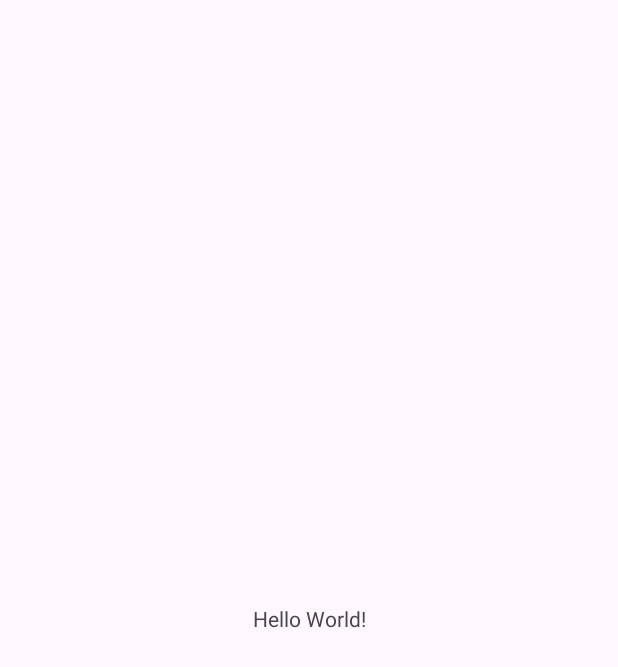
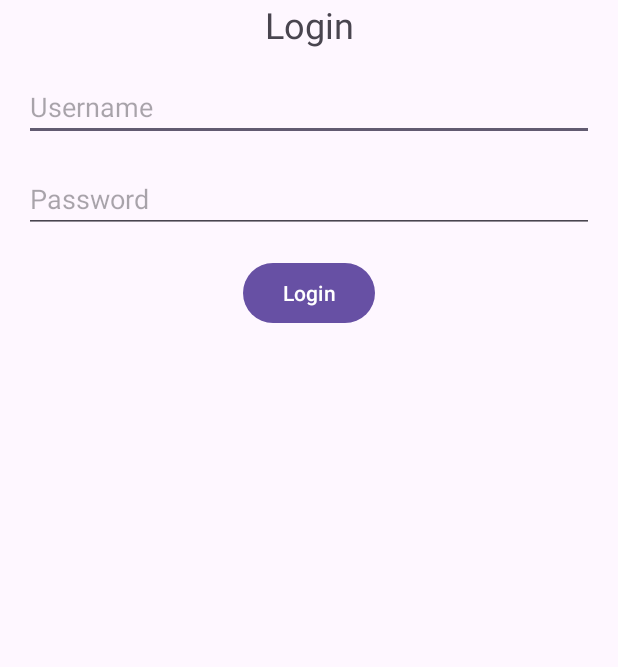
Before and after one commit to rlaDonghwan/inhatcHackathon, an Android app: the screen it shows after launch (MainActivity), on a phone screen of 412 x 824 dp. Before the commit the part shown is almost empty. Shown: the top 667 px of the screen. Run offline under Robolectric (Android 15) with nearby library versions, the phone set to English and light mode, and no system bars.

Commit message:
디비연동

```diff
--- a/app/build.gradle.kts
+++ b/app/build.gradle.kts
@@ -37,7 +37,9 @@ dependencies {
     implementation(libs.material)
     implementation(libs.activity)
     implementation(libs.constraintlayout)
+    implementation(libs.mysql.connector.java)
     testImplementation(libs.junit)
     androidTestImplementation(libs.ext.junit)
     androidTestImplementation(libs.espresso.core)
+
 }
--- a/app/src/main/java/com/example/hackathonproject/MainActivity.java
+++ b/app/src/main/java/com/example/hackathonproject/MainActivity.java
@@ -1,24 +1,68 @@
 package com.example.hackathonproject;
 
+import android.os.AsyncTask;
 import android.os.Bundle;
+import android.util.Log;
+import android.widget.Button;
+import android.widget.EditText;
+import android.widget.Toast;
 
-import androidx.activity.EdgeToEdge;
 import androidx.appcompat.app.AppCompatActivity;
 import androidx.core.graphics.Insets;
 import androidx.core.view.ViewCompat;
 import androidx.core.view.WindowInsetsCompat;
 
 public class MainActivity extends AppCompatActivity {
+    private static final String TAG = "MainActivity";
+    private EditText etUsername;
+    private EditText etPassword;
+    private Button btnLogin;
 
     @Override
     protected void onCreate(Bundle savedInstanceState) {
         super.onCreate(savedInstanceState);
-        EdgeToEdge.enable(this);
         setContentView(R.layout.activity_main);
+
+        etUsername = findViewById(R.id.etUsername);
+        etPassword = findViewById(R.id.etPassword);
+        btnLogin = findViewById(R.id.btnLogin);
+
+        // 시스템 바 여백 설정
         ViewCompat.setOnApplyWindowInsetsListener(findViewById(R.id.main), (v, insets) -> {
             Insets systemBars = insets.getInsets(WindowInsetsCompat.Type.systemBars());
             v.setPadding(systemBars.left, systemBars.top, systemBars.right, systemBars.bottom);
             return insets;
         });
+
+        btnLogin.setOnClickListener(v -> {
+            String username = etUsername.getText().toString();
+            String password = etPassword.getText().toString();
+
+            new RegisterUserTask().execute(username, password);
+        });
+    }
+
+    private class RegisterUserTask extends AsyncTask<String, Void, Boolean> {
+        @Override
+        protected Boolean doInBackground(String... params) {
+            String username = params[0];
+            String password = params[1];
+
+            DatabaseHelper dbHelper = new DatabaseHelper();
+            dbHelper.registerUser(username, password);
+
+            return true;
+        }
+
+        @Override
+        protected void onPostExecute(Boolean result) {
+            if (result) {
+                Log.d(TAG, "User registration task completed successfully");
+                Toast.makeText(MainActivity.this, "User registered successfully", Toast.LENGTH_SHORT).show();
+            } else {
+                Log.e(TAG, "User registration task failed");
+                Toast.makeText(MainActivity.this, "Registration failed", Toast.LENGTH_SHORT).show();
+            }
+        }
     }
 }
--- a/app/src/main/res/layout/activity_main.xml
+++ b/app/src/main/res/layout/activity_main.xml
@@ -8,12 +8,53 @@
     tools:context=".MainActivity">
 
     <TextView
+        android:id="@+id/tvTitle"
         android:layout_width="wrap_content"
         android:layout_height="wrap_content"
-        android:text="Hello World!"
-        app:layout_constraintBottom_toBottomOf="parent"
+        android:text="Login"
+        android:textSize="24sp"
+        app:layout_constraintBottom_toTopOf="@+id/etUsername"
         app:layout_constraintEnd_toEndOf="parent"
         app:layout_constraintStart_toStartOf="parent"
-        app:layout_constraintTop_toTopOf="parent" />
+        app:layout_constraintTop_toTopOf="parent"
+        app:layout_constraintVertical_chainStyle="packed"
+        android:layout_marginBottom="16dp"/>
+
+    <EditText
+        android:id="@+id/etUsername"
+        android:layout_width="0dp"
+        android:layout_height="wrap_content"
+        android:hint="Username"
+        android:inputType="text"
+        app:layout_constraintTop_toBottomOf="@+id/tvTitle"
+        app:layout_constraintStart_toStartOf="parent"
+        app:layout_constraintEnd_toEndOf="parent"
+        android:layout_marginStart="16dp"
+        android:layout_marginEnd="16dp"
+        android:layout_marginTop="16dp"/>
+
+    <EditText
+        android:id="@+id/etPassword"
+        android:layout_width="0dp"
+        android:layout_height="wrap_content"
+        android:hint="Password"
+        android:inputType="textPassword"
+        app:layout_constraintTop_toBottomOf="@+id/etUsername"
+        app:layout_constraintStart_toStartOf="parent"
+        app:layout_constraintEnd_toEndOf="parent"
+        android:layout_marginStart="16dp"
+        android:layout_marginEnd="16dp"
+        android:layout_marginTop="16dp"/>
+
+    <Button
+        android:id="@+id/btnLogin"
+        android:layout_width="wrap_content"
+        android:layout_height="wrap_content"
+        android:text="Login"
+        app:layout_constraintTop_toBottomOf="@+id/etPassword"
+        app:layout_constraintStart_toStartOf="parent"
+        app:layout_constraintEnd_toEndOf="parent"
+        android:layout_marginTop="16dp"/>
+
 
 </androidx.constraintlayout.widget.ConstraintLayout>
--- a/gradle/libs.versions.toml
+++ b/gradle/libs.versions.toml
@@ -7,6 +7,7 @@ appcompat = "1.7.0"
 material = "1.12.0"
 activity = "1.9.0"
 constraintlayout = "2.1.4"
+mysqlConnectorJava = "8.0.32"
 
 [libraries]
 junit = { group = "junit", name = "junit", version.ref = "junit" }
@@ -16,6 +17,7 @@ appcompat = { group = "androidx.appcompat", name = "appcompat", version.ref = "a
 material = { group = "com.google.android.material", name = "material", version.ref = "material" }
 activity = { group = "androidx.activity", name = "activity", version.ref = "activity" }
 constraintlayout = { group = "androidx.constraintlayout", name = "constraintlayout", version.ref = "constraintlayout" }
+mysql-connector-java = { module = "mysql:mysql-connector-java", version.ref = "mysqlConnectorJava" }
 
 [plugins]
 android-application = { id = "com.android.application", version.ref = "agp" }
```
Also changed, not shown: app/src/main/AndroidManifest.xml (+5 -2 lines), app/src/main/java/com/example/hackathonproject/DatabaseHelper.java (added, +48 -0 lines).
